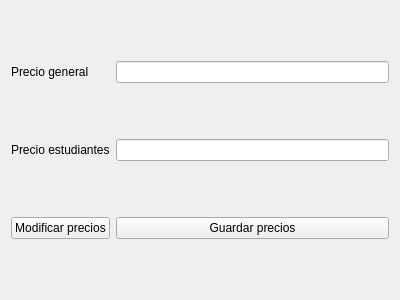
This is Proyecto_Cine/precios.ui in moyeta-tech/Cine as Qt 5 draws it before an edit. The edited form follows.
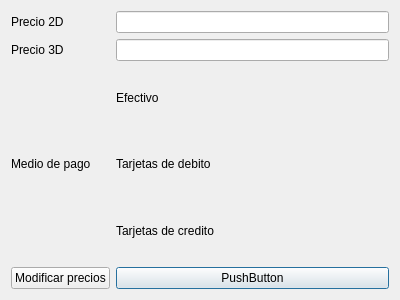
This is the edited form.

```diff
--- a/Proyecto_Cine/precios.ui
+++ b/Proyecto_Cine/precios.ui
@@ -1,7 +1,7 @@
 <?xml version="1.0" encoding="UTF-8"?>
 <ui version="4.0">
- <class>precios</class>
- <widget class="QWidget" name="precios">
+ <class>Precios</class>
+ <widget class="QDialog" name="Precios">
   <property name="geometry">
    <rect>
     <x>0</x>
@@ -13,40 +13,68 @@
   <property name="windowTitle">
    <string>Form</string>
   </property>
-  <layout class="QHBoxLayout" name="horizontalLayout">
+  <layout class="QVBoxLayout" name="verticalLayout">
    <item>
     <layout class="QGridLayout" name="gridLayout">
-     <item row="0" column="0">
-      <widget class="QLabel" name="label">
-       <property name="text">
-        <string>Precio general</string>
-       </property>
-      </widget>
-     </item>
      <item row="1" column="0">
-      <widget class="QLabel" name="label_2">
+      <widget class="QLabel" name="label">
        <property name="text">
-        <string>Precio estudiantes</string>
+        <string>Precio 3D</string>
        </property>
       </widget>
      </item>
      <item row="1" column="1">
       <widget class="QLineEdit" name="lineEdit_2"/>
      </item>
+     <item row="5" column="1">
+      <widget class="QPushButton" name="pushButton_2">
+       <property name="text">
+        <string>PushButton</string>
+       </property>
+      </widget>
+     </item>
+     <item row="2" column="1">
+      <widget class="QLabel" name="label_4">
+       <property name="text">
+        <string>Efectivo</string>
+       </property>
+      </widget>
+     </item>
+     <item row="3" column="1">
+      <widget class="QLabel" name="label_5">
+       <property name="text">
+        <string>Tarjetas de debito</string>
+       </property>
+      </widget>
+     </item>
      <item row="0" column="1">
       <widget class="QLineEdit" name="lineEdit"/>
      </item>
-     <item row="2" column="0">
+     <item row="0" column="0">
+      <widget class="QLabel" name="label_2">
+       <property name="text">
+        <string>Precio 2D</string>
+       </property>
+      </widget>
+     </item>
+     <item row="5" column="0">
       <widget class="QPushButton" name="pushButton">
        <property name="text">
         <string>Modificar precios</string>
        </property>
       </widget>
      </item>
-     <item row="2" column="1">
-      <widget class="QPushButton" name="pushButton_2">
+     <item row="4" column="1">
+      <widget class="QLabel" name="label_6">
        <property name="text">
-        <string>Guardar precios</string>
+        <string>Tarjetas de credito</string>
+       </property>
+      </widget>
+     </item>
+     <item row="2" column="0" rowspan="3">
+      <widget class="QLabel" name="label_3">
+       <property name="text">
+        <string>Medio de pago</string>
        </property>
       </widget>
      </item>
```
Left out of the diff: 2 changed lines with no effect on the pictures.
